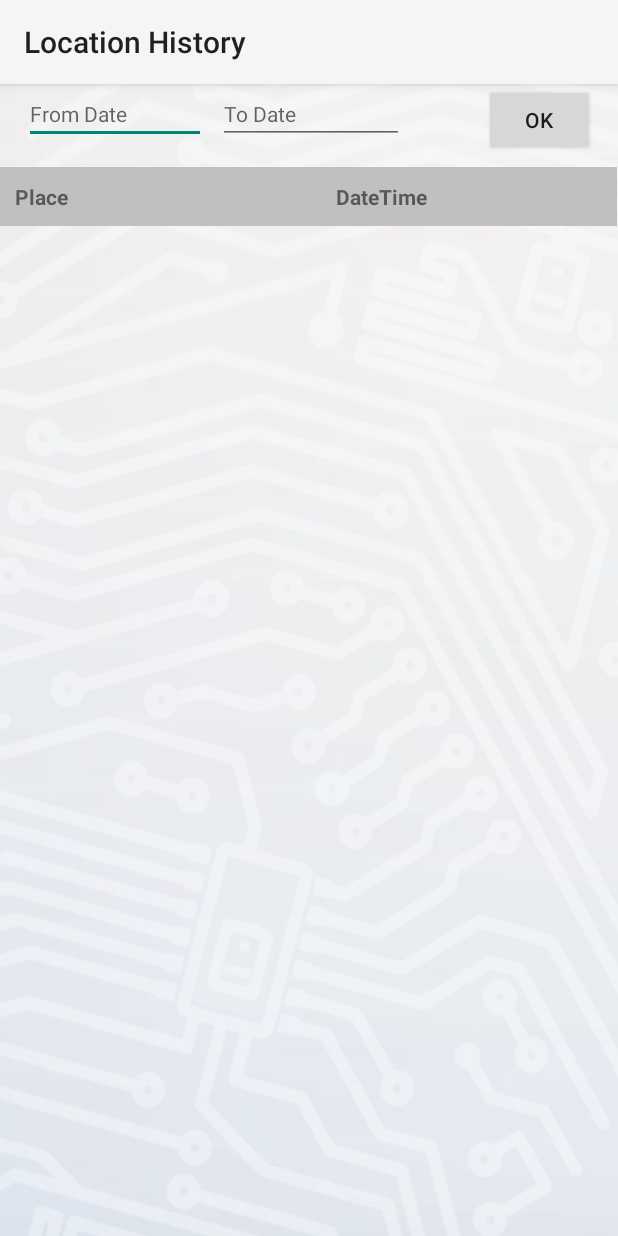
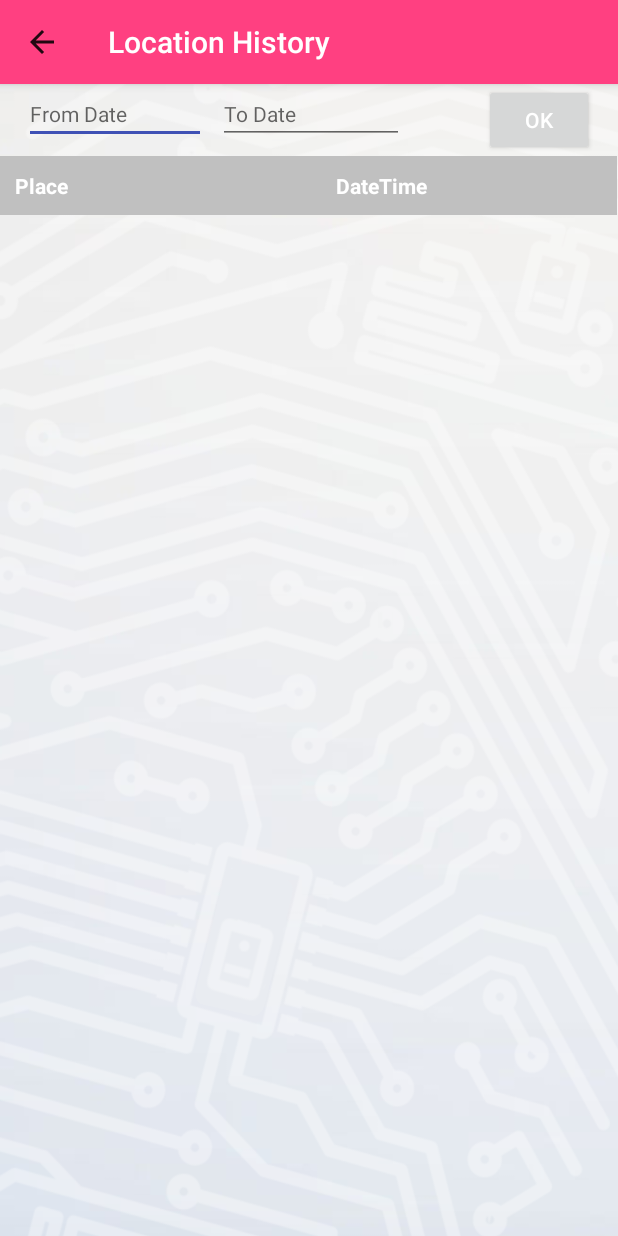
Before and after one commit to electroniarnd/mElsmart, an Android app: the LocationHistory screen opened directly, with no data from a screen before it, on a phone screen of 412 x 824 dp. Run offline under Robolectric (Android 15) with nearby library versions, the phone set to English and light mode, and no system bars.

Commit message:
added toolbar added toolbar change heading text

```diff
--- a/app/src/main/AndroidManifest.xml
+++ b/app/src/main/AndroidManifest.xml
@@ -130,7 +130,7 @@
             android:name=".LocationHistory"
             android:label="@string/title_activity_location_history"
             android:screenOrientation="portrait"
-            android:theme="@style/Theme.AppCompat.Light" />
+            android:theme="@style/AppThemeLight" />
         <activity
             android:name=".Tracking"
             android:label="@string/title_activity_projects"
@@ -145,7 +145,7 @@
             android:name=".MapTracking"
             android:label="@string/title_activity_map_tracking"
             android:screenOrientation="portrait"
-            android:theme="@style/Theme.AppCompat.NoActionBar"/>
+            android:theme="@style/AppThemeLight" />
         <activity
             android:name=".Task_Details"
             android:label="@string/title_activity_task__details"
--- a/app/src/main/java/com/electronia/mElsmart/LocationHistory.java
+++ b/app/src/main/java/com/electronia/mElsmart/LocationHistory.java
@@ -18,8 +18,11 @@ import android.os.Bundle;
 import com.electronia.mElsmart.Common.UrlConnection;
 import com.google.android.material.snackbar.Snackbar;
 import androidx.appcompat.app.AppCompatActivity;
+
+import android.text.Html;
 import android.text.InputType;
 import android.util.Log;
+import android.view.MenuItem;
 import android.view.View;
 import android.widget.AdapterView;
 import android.widget.Button;
@@ -79,7 +82,8 @@ public class LocationHistory extends AppCompatActivity
         EmpID =  intent.getStringExtra("EmpID");
         urlconnection = new UrlConnection(getApplicationContext());
 
-
+        getSupportActionBar().setDisplayHomeAsUpEnabled(true);
+        getSupportActionBar().setTitle(Html.fromHtml("<font color='#ffffff'>"+getResources().getString(R.string.title_activity_location_history)+"</font>"));
         listView.setOnItemClickListener(new AdapterView.OnItemClickListener() {
             @Override
             public void onItemClick(AdapterView<?> parent, View view, int position, long id) {
@@ -180,7 +184,13 @@ public class LocationHistory extends AppCompatActivity
     }
 
 
-
+        @Override
+        public boolean onOptionsItemSelected(MenuItem menuItem) {
+            if (menuItem.getItemId() == android.R.id.home) {
+                finish();
+            }
+            return super.onOptionsItemSelected(menuItem);
+        }
 
         public String SaveTasks(String datavalue,String FrmDate,String Todate ) {
 
--- a/app/src/main/res/layout/activity_location_history.xml
+++ b/app/src/main/res/layout/activity_location_history.xml
@@ -13,11 +13,12 @@
         android:layout_height="wrap_content"
         android:layout_alignParentTop="true"
         android:layout_marginStart="16dp"
-        android:layout_marginBottom="54dp"
+
+        android:layout_marginBottom="8dp"
         android:ems="10"
         android:hint="@string/From_Date"
         android:textSize="@dimen/textview_small_size"
-        app:layout_constraintBottom_toTopOf="@+id/list"
+        app:layout_constraintBottom_toTopOf="@+id/include"
         app:layout_constraintStart_toStartOf="parent"
         app:layout_constraintTop_toTopOf="parent" />
 
@@ -51,6 +52,7 @@
         android:id="@+id/list"
         android:layout_width="wrap_content"
         android:layout_height="0dp"
+        android:layout_marginTop="35dp"
         android:textSize="@dimen/textview_small_size"
         app:layout_constraintBottom_toBottomOf="parent"
         app:layout_constraintStart_toStartOf="@+id/include"
@@ -61,7 +63,7 @@
         layout="@layout/header_location_history"
         android:layout_width="wrap_content"
         android:layout_height="0dp"
-        android:layout_marginTop="55dp"
+        android:layout_marginTop="48dp"
         app:layout_constraintHorizontal_bias="0.0"
         app:layout_constraintLeft_toLeftOf="parent"
         app:layout_constraintRight_toRightOf="parent"
--- a/app/src/main/res/layout/activity_map_tracking.xml
+++ b/app/src/main/res/layout/activity_map_tracking.xml
@@ -13,7 +13,8 @@
         android:layout_height="wrap_content"
         android:layout_alignParentTop="true"
         android:layout_marginStart="8dp"
-        android:layout_marginBottom="18dp"
+
+        android:layout_marginBottom="8dp"
         android:ems="10"
         android:hint="@string/From_Date"
         app:layout_constraintBottom_toTopOf="@+id/map"
@@ -43,11 +44,13 @@
         app:layout_constraintEnd_toEndOf="parent"
         app:layout_constraintTop_toTopOf="parent"
         app:layout_constraintVertical_bias="0.0" />
+
     <fragment
         android:id="@+id/map"
         class="com.google.android.gms.maps.SupportMapFragment"
         android:layout_width="0dp"
         android:layout_height="0dp"
+        android:layout_marginTop="16dp"
         app:layout_constraintBottom_toBottomOf="parent"
         app:layout_constraintEnd_toEndOf="parent"
         app:layout_constraintStart_toStartOf="parent"
--- a/app/src/main/res/layout/content_project_details.xml
+++ b/app/src/main/res/layout/content_project_details.xml
@@ -10,7 +10,7 @@
         <TabWidget
             android:id="@android:id/tabs"
             android:layout_width="fill_parent"
-            android:textSize="@dimen/textview_small_size"
+            android:textSize="8sp"
             android:layout_height="wrap_content" />
         <FrameLayout
             android:id="@android:id/tabcontent"
--- a/app/src/main/res/values/styles.xml
+++ b/app/src/main/res/values/styles.xml
@@ -115,4 +115,13 @@
 
     </style>
 
+    <style name="AppThemeLight" parent="Theme.AppCompat.Light">
+        <item name="colorPrimary">@color/colorPrimary</item>
+        <item name="colorPrimaryDark">@color/colorPrimaryDark</item>
+        <item name="colorAccent">@color/colorAccent</item>
+        <item name="android:textColor">@color/colorwhite</item>
+    </style>
+
+
+
 </resources>
```
Also changed, not shown: app/src/main/java/com/electronia/mElsmart/MapTracking.java (+16 -0 lines), app/src/main/java/com/electronia/mElsmart/ProjectDetails.java (+10 -0 lines), app/src/main/res/values/strings.xml (+4 -4 lines), 1 other file.
